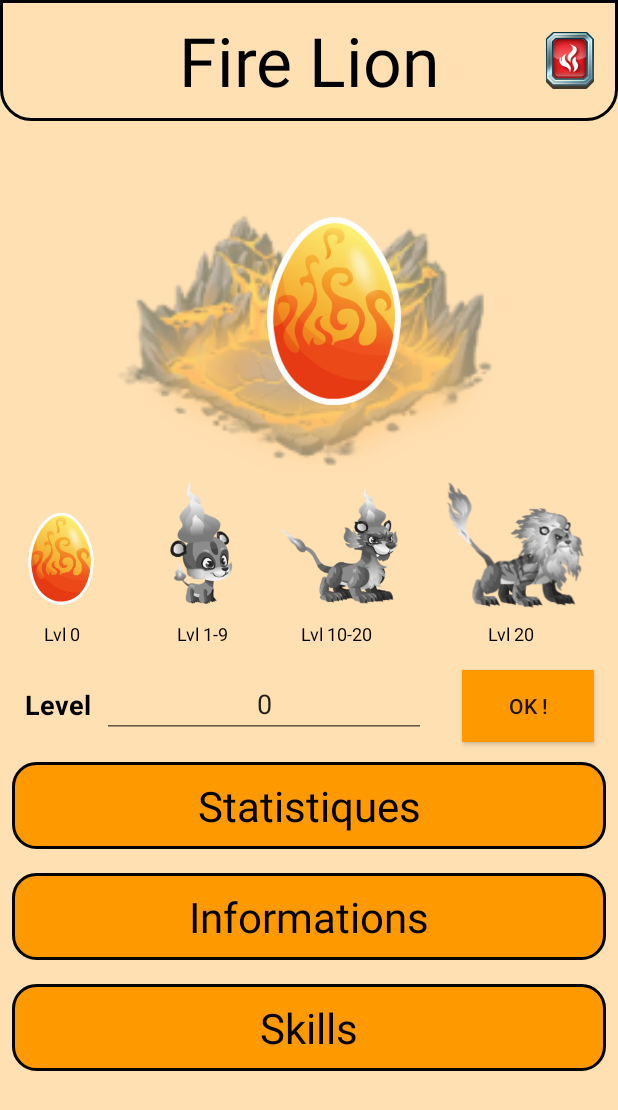
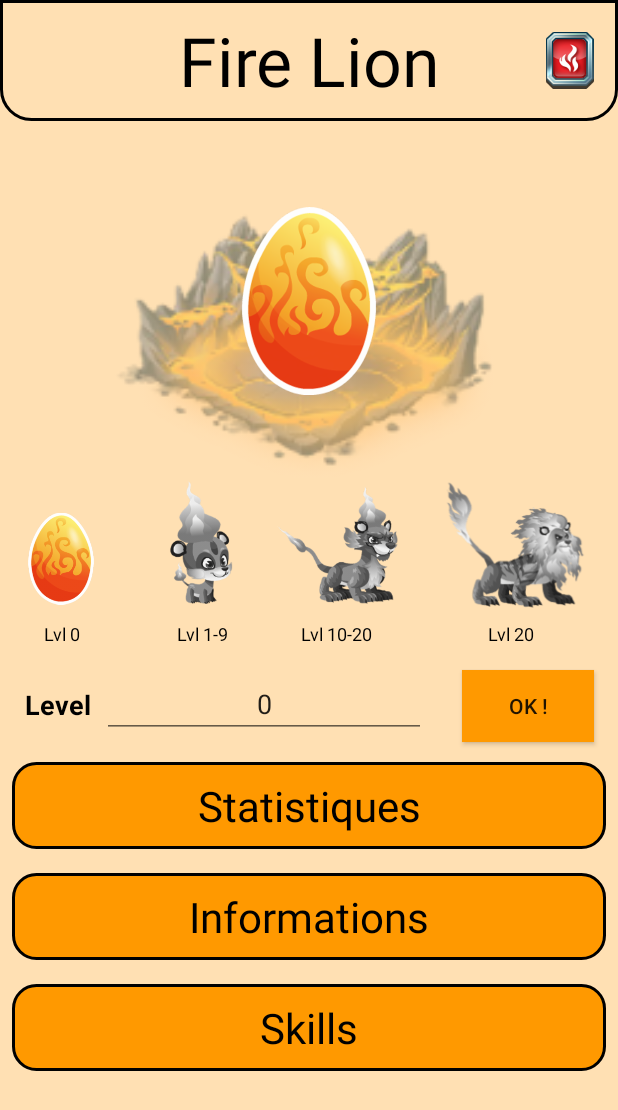
Before and after one commit to JeremyWCS/monstersLegend, an Android app: the MonstersActivity screen opened directly, with no data from a screen before it, on a phone screen of 412 x 824 dp. Shown: the top 1110 px of the screen. Run offline under Robolectric (Android 15) with nearby library versions, the phone set to English and light mode, and no system bars.

Commit message:
Revue du Layout pour s'adapter à tous les smartphones. a priori ça fonctionne pas mal

```diff
--- a/app/src/main/res/layout/activity_monsters.xml
+++ b/app/src/main/res/layout/activity_monsters.xml
@@ -879,16 +879,17 @@
 
         <android.support.v4.view.ViewPager
             android:id="@+id/viewPager"
-            android:layout_width="0dp"
+            android:layout_width="wrap_content"
             android:layout_height="0dp"
-            android:layout_marginTop="64dp"
+            android:layout_marginEnd="32dp"
+            android:layout_marginStart="32dp"
             android:clipChildren="true"
-            android:clipToPadding="false"
+            android:clipToPadding="true"
             android:foregroundGravity="center"
-            android:paddingLeft="160dp"
+            android:paddingLeft="0dp"
+            android:paddingRight="0dp"
             app:layout_constraintBottom_toTopOf="@+id/image_n2"
             app:layout_constraintEnd_toEndOf="parent"
-            app:layout_constraintHorizontal_bias="0.502"
             app:layout_constraintStart_toStartOf="parent"
             app:layout_constraintTop_toTopOf="@+id/image_arene"
             app:layout_constraintVertical_bias="0.777"
--- a/app/src/main/res/layout/custom_layout.xml
+++ b/app/src/main/res/layout/custom_layout.xml
@@ -1,16 +1,28 @@
 <?xml version="1.0" encoding="utf-8"?>
-<android.support.constraint.ConstraintLayout
-    xmlns:android="http://schemas.android.com/apk/res/android"
+<LinearLayout xmlns:android="http://schemas.android.com/apk/res/android"
     xmlns:app="http://schemas.android.com/apk/res-auto"
     xmlns:tools="http://schemas.android.com/tools"
     android:layout_width="match_parent"
-    android:layout_height="match_parent">
+    android:layout_height="match_parent"
+    android:layout_centerHorizontal="true"
+    android:layout_centerInParent="true"
+    android:layout_centerVertical="true"
+    android:foregroundGravity="center"
+    android:gravity="center"
+    android:orientation="horizontal"
+    app:layout_anchorGravity="center">
 
     <ImageView
         android:id="@+id/customMonster"
         android:layout_width="wrap_content"
         android:layout_height="wrap_content"
-        app:srcCompat="@drawable/fire_lion_0"
-        tools:layout_editor_absoluteX="142dp"
-        tools:layout_editor_absoluteY="194dp" />
-</android.support.constraint.ConstraintLayout>
+        android:layout_gravity="center_vertical|center_horizontal|center"
+        android:layout_marginEnd="32dp"
+        android:layout_marginLeft="32dp"
+        android:layout_marginRight="32dp"
+        android:layout_marginStart="32dp"
+        android:adjustViewBounds="false"
+        android:cropToPadding="false"
+        android:foregroundGravity="center"
+        android:scrollbarAlwaysDrawHorizontalTrack="true" />
+</LinearLayout>
```
